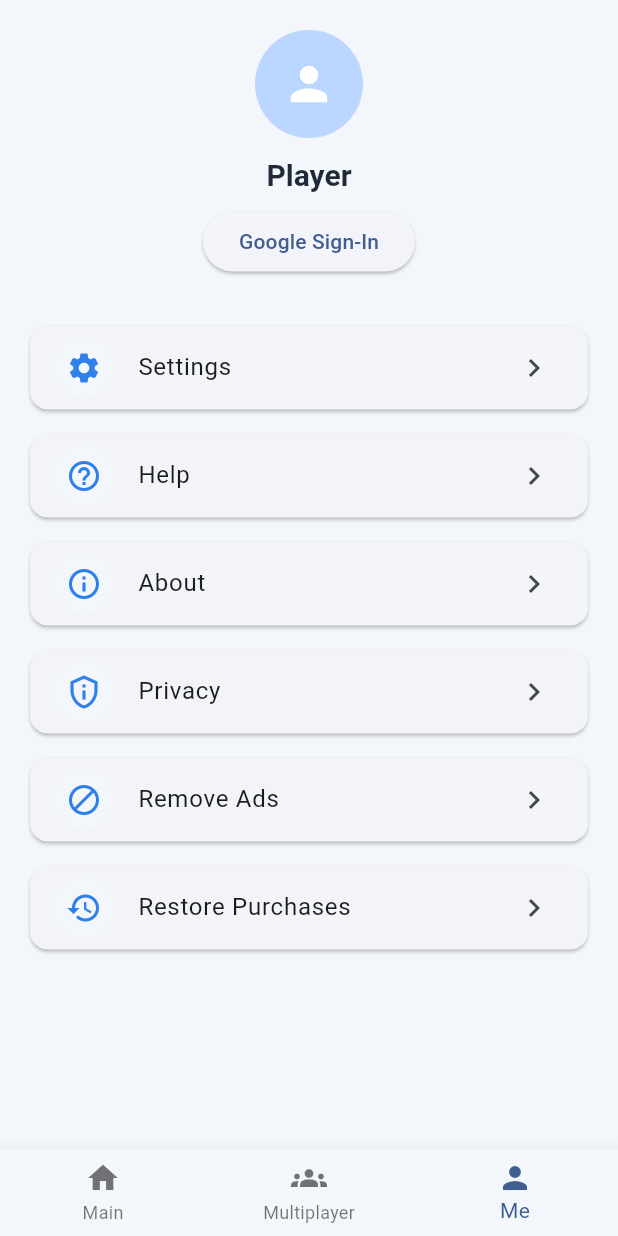
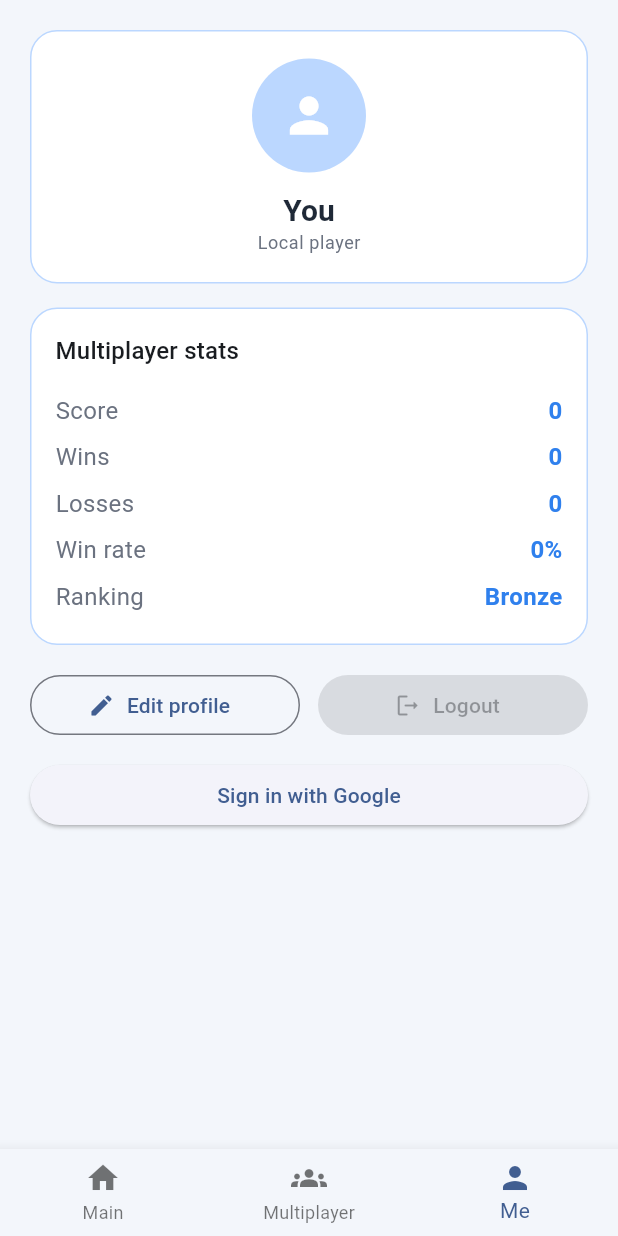
Before and after one commit to sarthakvadhel/Crossword_Multiplayer_Game_Flutter_2.0, a Flutter app: the screen it shows after launch, item 3 of the bottom bar chosen, on a phone screen of 412 x 824 dp. Run offline on Flutter 3.47's test engine with Material 3 defaults, Android fonts, the phone set to English and light mode, and no system bars; our stand-ins replace flutter_riverpod, google_sign_in, shared_preferences.

Commit message:
Build profile screen with stats edit and logout actions
Agent-Logs-Url: https://github.com/sarthakvadhel/Crossword_Multiplayer_Game_Flutter_2.0/sessions/d33fff95-3906-41d9-b550-eaf347b37c0e

Co-authored-by: sarthakvadhel <126805044+sarthakvadhel@users.noreply.github.com>

```diff
--- a/lib/presentation/screens/profile_screen.dart
+++ b/lib/presentation/screens/profile_screen.dart
@@ -3,72 +3,231 @@ import 'package:flutter_riverpod/flutter_riverpod.dart';
 
 import '../../core/constants/app_colors.dart';
 import '../../state/auth_provider.dart';
+import '../../state/game_provider.dart';
 
-class ProfileScreen extends ConsumerWidget {
+class ProfileScreen extends ConsumerStatefulWidget {
   const ProfileScreen({super.key});
 
   @override
-  Widget build(BuildContext context, WidgetRef ref) {
+  ConsumerState<ProfileScreen> createState() => _ProfileScreenState();
+}
+
+class _ProfileScreenState extends ConsumerState<ProfileScreen> {
+  String? _nameOverride;
+
+  String _rankingFromScore(int score) {
+    if (score >= 120) {
+      return 'Diamond';
+    }
+    if (score >= 80) {
+      return 'Platinum';
+    }
+    if (score >= 40) {
+      return 'Gold';
+    }
+    if (score >= 10) {
+      return 'Silver';
+    }
+    return 'Bronze';
+  }
+
+  Future<void> _editProfileName(String currentName) async {
+    final controller = TextEditingController(text: currentName);
+    final nextName = await showDialog<String>(
+      context: context,
+      builder: (context) {
+        return AlertDialog(
+          title: const Text('Edit profile'),
+          content: TextField(
+            controller: controller,
+            decoration: const InputDecoration(
+              labelText: 'Username',
+              border: OutlineInputBorder(),
+            ),
+            textInputAction: TextInputAction.done,
+            autofocus: true,
+          ),
+          actions: [
+            TextButton(
+              onPressed: () => Navigator.of(context).pop(),
+              child: const Text('Cancel'),
+            ),
+            ElevatedButton(
+              onPressed: () => Navigator.of(context).pop(controller.text.trim()),
+              child: const Text('Save'),
+            ),
+          ],
+        );
+      },
+    );
+    if (!mounted || nextName == null || nextName.isEmpty) {
+      return;
+    }
+    setState(() => _nameOverride = nextName);
+  }
+
+  @override
+  Widget build(BuildContext context) {
     final user = ref.watch(authProvider);
+    final gameState = ref.watch(gameProvider);
+    final username = _nameOverride ?? user?.displayName ?? gameState.player.name;
+    final wins = gameState.player.streak;
+    final losses = gameState.opponent.streak;
+    final matches = wins + losses;
+    final ranking = _rankingFromScore(gameState.player.score);
+    final winRate = matches == 0 ? 0 : ((wins / matches) * 100).round();
+
     return SafeArea(
       child: ListView(
         padding: const EdgeInsets.all(20),
         children: [
-          Center(
+          Container(
+            padding: const EdgeInsets.all(18),
+            decoration: BoxDecoration(
+              color: Colors.white,
+              borderRadius: BorderRadius.circular(18),
+              border: Border.all(color: AppColors.secondary),
+            ),
             child: Column(
               children: [
                 CircleAvatar(
-                  radius: 36,
+                  radius: 38,
                   backgroundColor: AppColors.secondary,
                   backgroundImage: user?.photoUrl != null
                       ? NetworkImage(user!.photoUrl!)
                       : null,
                   child: user?.photoUrl == null
-                      ? const Icon(Icons.person, size: 36, color: Colors.white)
+                      ? const Icon(Icons.person, size: 38, color: Colors.white)
                       : null,
                 ),
                 const SizedBox(height: 12),
-                Text(user?.displayName ?? 'Player',
-                    style: Theme.of(context).textTheme.titleLarge),
-                const SizedBox(height: 8),
-                ElevatedButton(
-                  onPressed: () => ref.read(authProvider.notifier).signIn(),
-                  child: Text(user == null ? 'Google Sign-In' : 'Signed In'),
+                Text(username, style: Theme.of(context).textTheme.titleLarge),
+                const SizedBox(height: 2),
+                Text(
+                  user?.email ?? 'Local player',
+                  style: Theme.of(context).textTheme.bodySmall?.copyWith(
+                        color: AppColors.textMuted,
+                      ),
                 ),
               ],
             ),
           ),
-          const SizedBox(height: 24),
-          _SettingsTile(icon: Icons.settings, title: 'Settings'),
-          _SettingsTile(icon: Icons.help_outline, title: 'Help'),
-          _SettingsTile(icon: Icons.info_outline, title: 'About'),
-          _SettingsTile(icon: Icons.privacy_tip_outlined, title: 'Privacy'),
-          _SettingsTile(icon: Icons.block, title: 'Remove Ads'),
-          _SettingsTile(icon: Icons.restore, title: 'Restore Purchases'),
+          const SizedBox(height: 16),
+          _StatsCard(
+            multiplayerScore: gameState.player.score,
+            wins: wins,
+            losses: losses,
+            ranking: ranking,
+            winRate: '$winRate%',
+          ),
+          const SizedBox(height: 16),
+          Row(
+            children: [
+              Expanded(
+                child: OutlinedButton.icon(
+                  onPressed: () => _editProfileName(username),
+                  icon: const Icon(Icons.edit_rounded),
+                  label: const Text('Edit profile'),
+                ),
+              ),
+              const SizedBox(width: 12),
+              Expanded(
+                child: ElevatedButton.icon(
+                  onPressed: user == null
+                      ? null
+                      : () async {
+                          await ref.read(authProvider.notifier).signOut();
+                          if (!context.mounted) {
+                            return;
+                          }
+                          ScaffoldMessenger.of(context).showSnackBar(
+                            const SnackBar(content: Text('Logged out')),
+                          );
+                        },
+                  icon: const Icon(Icons.logout_rounded),
+                  label: const Text('Logout'),
+                ),
+              ),
+            ],
+          ),
+          const SizedBox(height: 12),
+          if (user == null)
+            ElevatedButton(
+              onPressed: () => ref.read(authProvider.notifier).signIn(),
+              child: const Text('Sign in with Google'),
+            ),
         ],
       ),
     );
   }
 }
 
-class _SettingsTile extends StatelessWidget {
-  const _SettingsTile({required this.icon, required this.title});
+class _StatsCard extends StatelessWidget {
+  const _StatsCard({
+    required this.multiplayerScore,
+    required this.wins,
+    required this.losses,
+    required this.ranking,
+    required this.winRate,
+  });
 
-  final IconData icon;
-  final String title;
+  final int multiplayerScore;
+  final int wins;
+  final int losses;
+  final String ranking;
+  final String winRate;
 
   @override
   Widget build(BuildContext context) {
-    return Card(
-      margin: const EdgeInsets.symmetric(vertical: 8),
-      child: ListTile(
-        leading: CircleAvatar(
-          backgroundColor: AppColors.background,
-          child: Icon(icon, color: AppColors.primary),
-        ),
-        title: Text(title),
-        trailing: const Icon(Icons.chevron_right),
+    return Container(
+      padding: const EdgeInsets.all(16),
+      decoration: BoxDecoration(
+        color: Colors.white,
+        borderRadius: BorderRadius.circular(18),
+        border: Border.all(color: AppColors.secondary),
+      ),
+      child: Column(
+        crossAxisAlignment: CrossAxisAlignment.start,
+        children: [
+          Text(
+            'Multiplayer stats',
+            style: Theme.of(context).textTheme.titleMedium,
+          ),
+          const SizedBox(height: 12),
+          _StatRow(title: 'Score', value: '$multiplayerScore'),
+          _StatRow(title: 'Wins', value: '$wins'),
+          _StatRow(title: 'Losses', value: '$losses'),
+          _StatRow(title: 'Win rate', value: winRate),
+          _StatRow(title: 'Ranking', value: ranking),
+        ],
       ),
     );
   }
 }
+
+class _StatRow extends StatelessWidget {
+  const _StatRow({required this.title, required this.value});
+
+  final String title;
+  final String value;
+
+  @override
+  Widget build(BuildContext context) {
+    return Padding(
+      padding: const EdgeInsets.symmetric(vertical: 4),
+      child: Row(
+        children: [
+          Text(title, style: Theme.of(context).textTheme.bodyMedium),
+          const Spacer(),
+          Text(
+            value,
+            style: const TextStyle(
+              fontWeight: FontWeight.w700,
+              color: AppColors.primary,
+            ),
+          ),
+        ),
+      ),
+    );
+  }
+}
```
